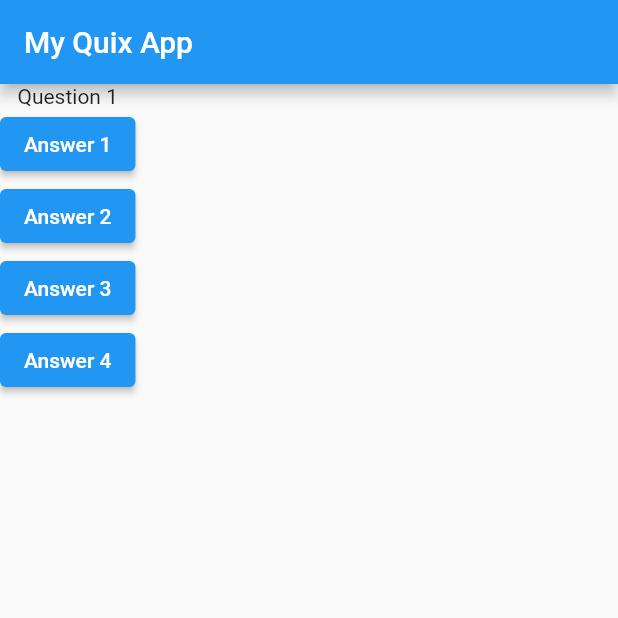
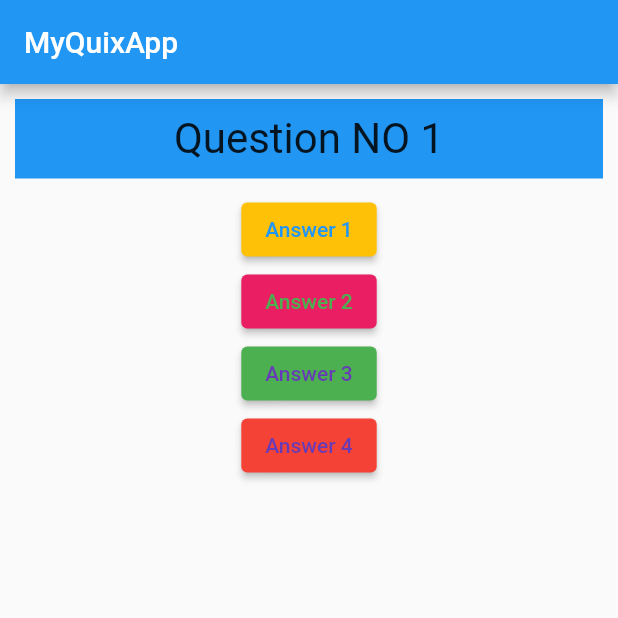
Before and after one commit to AbdulRehman7269/QuizAppbyFlutter, a Flutter app: the screen it shows after launch, on a phone screen of 412 x 824 dp, the top half of it. Run offline on Flutter 3.47's test engine with Material 2 defaults, Android fonts, the phone set to English and light mode, and no system bars.

Commit message:
add new files

```diff
--- /dev/null
+++ b/lib/answer.dart
@@ -0,0 +1,18 @@
+import 'package:flutter/material.dart';
+class Answer extends StatelessWidget {
+final VoidCallback selectHandler;
+Answer(this.selectHandler);
+  @override
+  Widget build(BuildContext context) {
+    return Container(
+      child:
+      ElevatedButton(
+        style: ButtonStyle(
+          backgroundColor: MaterialStateProperty.all(Colors.amber),
+          foregroundColor: MaterialStateProperty.all(Colors.blue)
+        ),
+        onPressed: selectHandler, child: Text('Answer 1'),
+      ),
+    );
+  }
+}
--- a/lib/main.dart
+++ b/lib/main.dart
@@ -1,9 +1,9 @@
+import 'package:app/answer.dart';
 import 'package:flutter/material.dart';
-
-void main() {
+import './question.dart';
+void main(){
   runApp(MyApp());
 }
-
 class MyApp extends StatefulWidget{
   @override
   State<StatefulWidget> createState() {
@@ -11,50 +11,66 @@ class MyApp extends StatefulWidget{
     return MyAppState();
   }
 }
-
-class MyAppState extends State<MyApp> {
+class MyAppState extends State<MyApp>{
   var questionIndex = 0;
-  void printAnswer() {
+  void printAnswer(){
     setState(() {
-      questionIndex = questionIndex + 1;
+      questionIndex = questionIndex +1;
     });
     print(questionIndex);
   }
-
   @override
   Widget build(BuildContext context) {
     var questionList = [
-      'Question 1',
-      'Question 2',
-      'Question 3',
-      'Question 4',
+      'Question NO 1',
+      'Question NO 2',
+      'Question NO 3',
+      'Question NO 4',
+      'Question NO 5',
+      'Question NO 6',
+      'Question NO 7',
+      'Question NO 8',
+      'Question NO 9',
+      'Question NO 10',
     ];
     // TODO: implement build
-    return MaterialApp(
-      home: Scaffold(
+    return MaterialApp(home: Scaffold(
       appBar: AppBar(
-          title: Text('My Quix App'),
+        title: Text('MyQuixApp'),
       ),
       body: Column(
         children: [
-            Text(questionList[questionIndex],
+          Question(questionList[questionIndex]),
+          Answer(printAnswer),
+          ElevatedButton(
+            style: ButtonStyle(
+              backgroundColor: MaterialStateProperty.all(Colors.pink),
+              foregroundColor: MaterialStateProperty.all(Colors.green)
             ),
-            ElevatedButton(
-              onPressed: printAnswer,
-              child: Text('Answer 1'),
-            ),
-            ElevatedButton(
             onPressed: () {
             print('Pressed Answer 2');
           },
             child: Text('Answer 2'),
           ),
           ElevatedButton(
-              onPressed: () => print('Pressed Answer 3'),
+            style: ButtonStyle(
+              backgroundColor: MaterialStateProperty.all(Colors.green),
+              foregroundColor: MaterialStateProperty.all(Colors.deepPurple)
+
+            ),
+            onPressed: () {
+            print('Pressed Answer 3');
+          },
             child: Text('Answer 3'),
           ),
           ElevatedButton(
-              onPressed: () => print('Pressed Answer 4'),
+            style: ButtonStyle(
+              backgroundColor: MaterialStateProperty.all(Colors.red),
+                foregroundColor: MaterialStateProperty.all(Colors.deepPurple)
+            ),
+            onPressed: () {
+            print('Pressed Answer 4');
+          },
             child: Text('Answer 4'),
           ),
         ],
@@ -63,71 +79,3 @@ class MyAppState extends State<MyApp> {
     );
   }
 }
-
-/*import 'package:flutter/material.dart';
-
-void main() {
-  runApp(MyApp());
-}
-
-class MyApp extends StatefulWidget {
-  @override
-  State<StatefulWidget> createState() {
-    // TODO: implement createState
-    return MyAppState();
-  }
-}
-
-class MyAppState extends State<MyApp> {
-  var questionIndex = 0;
-  void printAnswer() {
-    setState(() {
-      questionIndex = questionIndex + 1;
-    });
-    print(questionIndex);
-  }
-
-  @override
-  Widget build(BuildContext context) {
-    var questionLists = [
-      'Question 1',
-      'Question 2',
-      'Question 3',
-      'Question 4',
-    ];
-    // TODO: implement build
-    return MaterialApp(
-      home: Scaffold(
-        appBar: AppBar(
-          title: Text('MY Quix App'),
-        ),
-        body: Column(
-          children: [
-            Text(
-              questionLists[questionIndex],
-            ),
-            ElevatedButton(
-              onPressed: printAnswer,
-              child: Text('Answer 1'),
-            ),
-            ElevatedButton(
-              onPressed: () {
-                print('Pressed Answer 2');
-              },
-              child: Text('Answer 2'),
-            ),
-            ElevatedButton(
-              onPressed: () => print('Pressed Answer 3'),
-              child: Text('Answer 3'),
-            ),
-            ElevatedButton(
-              onPressed: () => print('Pressed Answer 4'),
-              child: Text('Answer 4'),
-            ),
-          ],
-        ),
-      ),
-    );
-  }
-}
-*/
--- /dev/null
+++ b/lib/question.dart
@@ -0,0 +1,18 @@
+import 'package:flutter/material.dart';
+class Question extends StatelessWidget {
+String questionText;
+Question (this.questionText);
+  @override
+  Widget build(BuildContext context) {
+    return Container(
+      width: double.infinity,
+      padding: EdgeInsets.all(10),
+      color: Colors.blue,
+      margin: EdgeInsets.all(10),
+      child:
+      Text(questionText, style: TextStyle(fontSize: 28),
+      textAlign: TextAlign.center,
+      ),
+      );
+  }
+}
```
Lines whose indentation alone changed are shown as unchanged.
